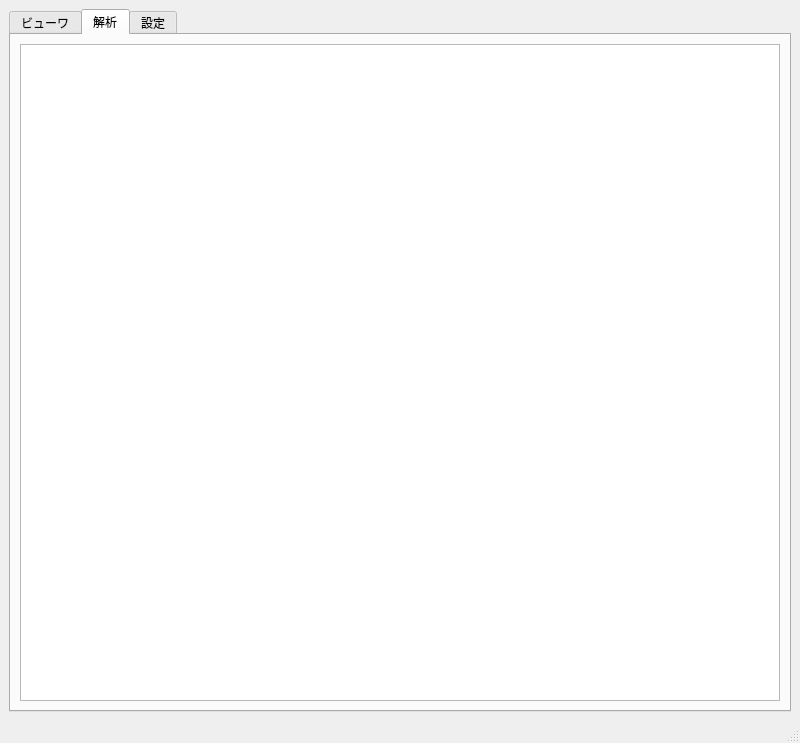
This is src/MainWindow.ui in BLUE000/TwitchCommentViewer as Qt 5 draws it before an edit. The edited form follows.
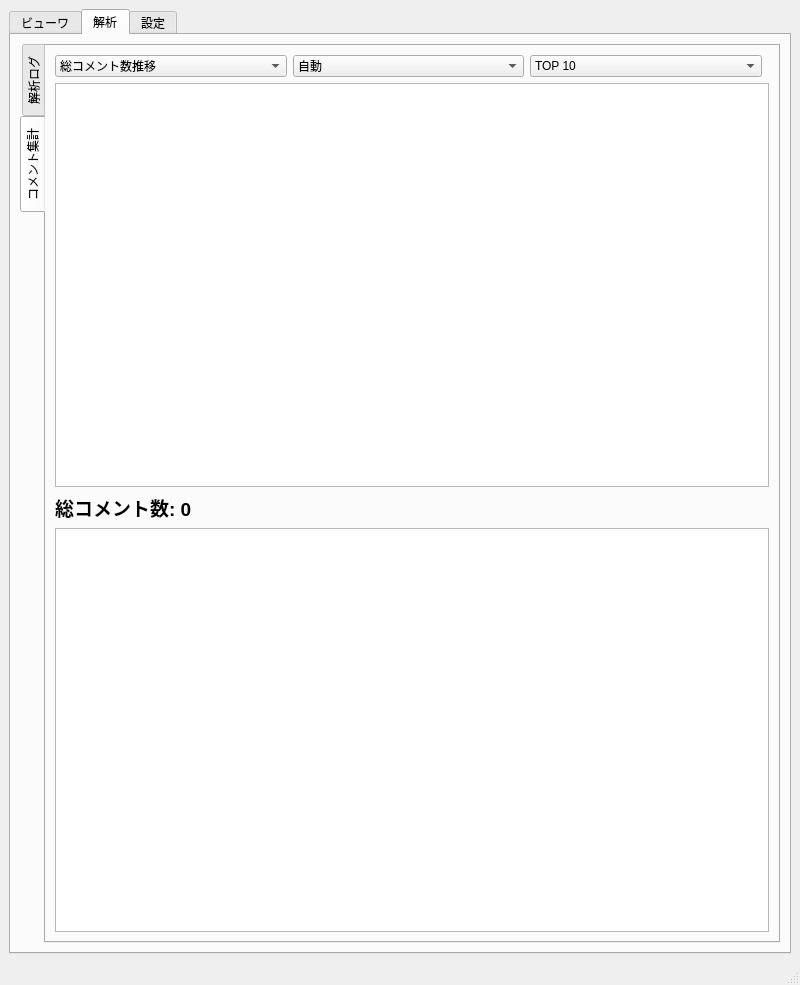
This is the edited form. The open tabs and pages were chosen to show the change. Custom widgets are drawn as their Qt base class.

Commit message: feat: Add DBViewer functionality, read-only tables, and various UI improvements

```diff
--- a/src/MainWindow.ui
+++ b/src/MainWindow.ui
@@ -35,10 +35,7 @@
         <string>解析</string>
        </attribute>
        <layout class="QVBoxLayout" name="verticalLayout_3">
-        <item>
-         <widget class="QTextBrowser" name="textBrowserAnalysis" />
-        </item>
-       </layout>
+        <item><widget class="QTabWidget" name="tabWidgetAnalysis"><property name="tabPosition"><enum>QTabWidget::West</enum></property><widget class="QWidget" name="tabLog"><attribute name="title"><string>解析ログ</string></attribute><layout class="QVBoxLayout" name="verticalLayout_log"><item><widget class="QTextBrowser" name="textBrowserAnalysis" /></item></layout></widget><widget class="QWidget" name="tabStats"><attribute name="title"><string>コメント集計</string></attribute><layout class="QVBoxLayout" name="verticalLayout_stats"><item><layout class="QHBoxLayout" name="horizontalLayout_stats_ctrl"><item><widget class="QComboBox" name="comboGraphType"><item><property name="text"><string>総コメント数推移</string></property></item><item><property name="text"><string>ユーザーごとの推移</string></property></item></widget></item><item><widget class="QComboBox" name="comboGranularity"><item><property name="text"><string>自動</string></property></item><item><property name="text"><string>5秒</string></property></item><item><property name="text"><string>10秒</string></property></item><item><property name="text"><string>30秒</string></property></item><item><property name="text"><string>1分</string></property></item><item><property name="text"><string>5分</string></property></item></widget></item><item><widget class="QComboBox" name="comboTopN"><item><property name="text"><string>TOP 3</string></property></item><item><property name="text"><string>TOP 5</string></property></item><item><property name="text"><string>TOP 10</string></property></item><item><property name="text"><string>全員表示 (100人以下)</string></property></item><property name="currentIndex"><number>2</number></property></widget></item><item><spacer name="horizontalSpacer_stats"><property name="orientation"><enum>Qt::Horizontal</enum></property></spacer></item></layout></item><item><widget class="QChartView" name="chartView" /></item><item><widget class="QLabel" name="labelTotalComments"><property name="text"><string>総コメント数: 0</string></property><property name="font"><font><pointsize>14</pointsize><bold>true</bold></font></property></widget></item><item><widget class="QTableWidget" name="tableUserStats" /></item></layout></widget></widget></item></layout>
       </widget>
       <widget class="QWidget" name="tabSettings">
        <attribute name="title">
@@ -183,7 +180,7 @@
            </item>
           </layout>
          </widget>
-        </item><item>
+        </item><item><widget class="QPushButton" name="btnToggleBot"><property name="text"><string>▼ 解析・集計設定 (ボット除外)</string></property><property name="checkable"><bool>true</bool></property><property name="checked"><bool>true</bool></property><property name="styleSheet"><string>text-align: left; font-weight: bold; padding: 5px;</string></property></widget></item><item><widget class="QGroupBox" name="groupBoxBot"><layout class="QVBoxLayout" name="verticalLayoutBot"><item><widget class="QLabel" name="labelBot"><property name="text"><string>除外するボットユーザー名 (カンマ区切り):</string></property></widget></item><item><widget class="QLineEdit" name="editBotUsers"><property name="placeholderText"><string>Nightbot, Moobot, StreamElements</string></property></widget></item><item><widget class="QPushButton" name="btnSaveBot"><property name="text"><string>解析設定を保存</string></property></widget></item></layout></widget></item><item><widget class="QPushButton" name="btnToggleDb"><property name="text"><string>▼ データベース管理 (履歴クリア)</string></property><property name="checkable"><bool>true</bool></property><property name="checked"><bool>true</bool></property><property name="styleSheet"><string>text-align: left; font-weight: bold; padding: 5px;</string></property></widget></item><item><widget class="QGroupBox" name="groupBoxDb"><layout class="QHBoxLayout" name="horizontalLayoutDb"><item><widget class="QPushButton" name="btnLaunchDbViewer"><property name="text"><string>データベースビューアを起動</string></property><property name="minimumHeight"><number>30</number></property></widget></item></layout></widget></item><item>
          <spacer name="verticalSpacer">
           <property name="orientation">
            <enum>Qt::Vertical</enum>
@@ -206,4 +203,4 @@
  </widget>
  <resources />
  <connections />
-</ui>
+<customwidgets><customwidget><class>QChartView</class><extends>QGraphicsView</extends><header>QtCharts/QChartView</header><container>1</container></customwidget></customwidgets></ui>
```
Left out of the diff: 2 changed lines with no effect on the pictures. The commit also changes 17 other files.
